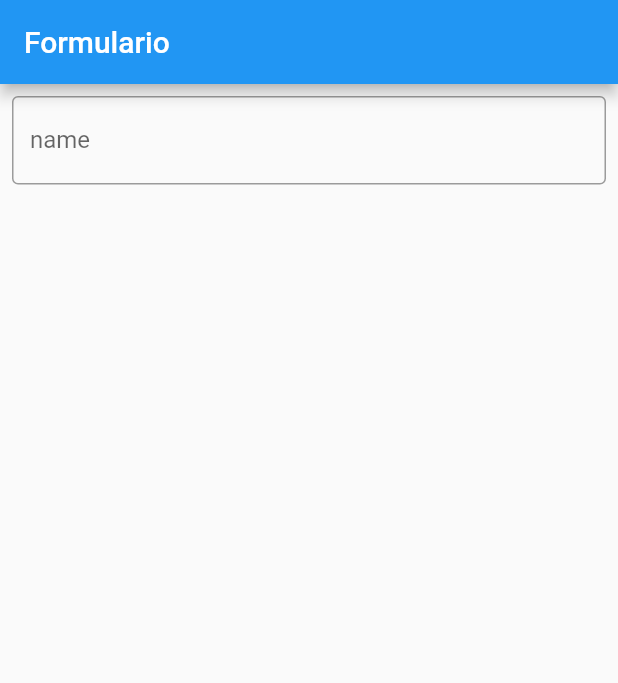
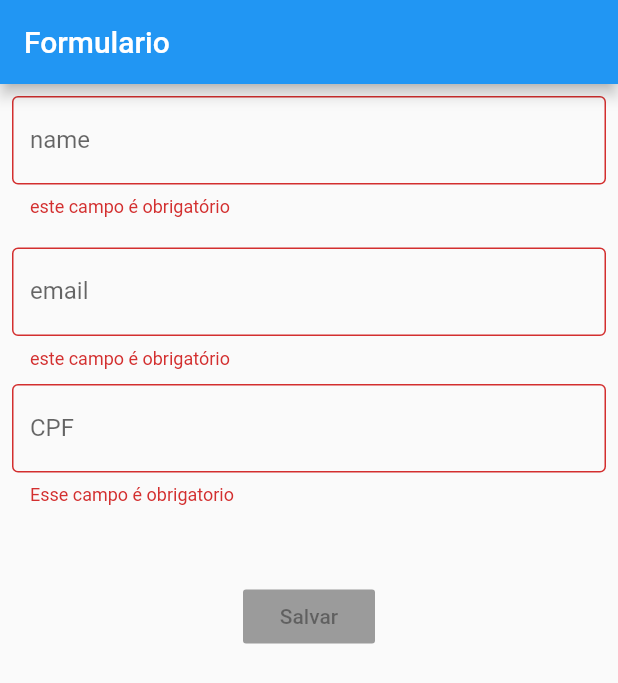
Before and after one commit to caiomitsuo/flutter, a Flutter app: the screen it shows after launch, on a phone screen of 412 x 824 dp. Shown: the top 683 px of the screen. Run offline on Flutter 3.47's test engine with Material 2 defaults, Android fonts, the phone set to English and light mode, and no system bars; our stand-ins replace email_validator, flutter_mobx, mobx; generated files the repository leaves out were written again.

Commit message:
Formulario Finalizado e Testado

```diff
--- a/formulario/lib/controller.dart
+++ b/formulario/lib/controller.dart
@@ -7,7 +7,39 @@ part 'controller.g.dart';
 class Controller = _ControllerBase with _$Controller;
 
 abstract class _ControllerBase with Store {
+  var client = Client();
 
-var client = Client();
+  @computed
+  bool get isValid{
+    return validateName() == null && validateEmail() == null && validateCpf() == null;
+  }
+  String validateName(){
+    if(client.name == null || client.name.isEmpty){
+      return "este campo é obrigatório";
+    }else if (client.name.length <3){
+      return  "Seu nome precisa ter mais que 3 caracteres";
+    }
+
+    return null;
+  }
+
+  String validateEmail(){
+    if(client.email == null || client.email.isEmpty){
+      return "este campo é obrigatório";
+    }else if (!client.email.contains("@")){
+      return  "esse email não é valido";
+    }
+
+    return null;
+  }
+
+  String validateCpf(){
+    if(client.cpf == null || client.cpf.isEmpty){
+      return "Esse campo é obrigatorio";
+    }else if (client.cpf.length < 11){
+      return "Seu cpf está invalido";
+    }
+    return  null;
+  }
 
 }
--- a/formulario/lib/home.dart
+++ b/formulario/lib/home.dart
@@ -12,8 +12,9 @@ class _HomePageState extends State<HomePage> {
 
   final controller = Controller();
 
-  _textField({String labelText,onChanged, String Function () errorText}){
+  _textField({String labelText, onChanged, String Function() errorText}){
     return TextField(
+      onChanged: onChanged,
       decoration: InputDecoration(
         border: OutlineInputBorder(),
         labelText: labelText,
@@ -26,6 +27,7 @@ class _HomePageState extends State<HomePage> {
   @override
   Widget build(BuildContext context) {
     return Scaffold(
+      resizeToAvoidBottomPadding: false,
       appBar: AppBar(
         title: Text('Formulario'),
       ),
@@ -36,10 +38,47 @@ class _HomePageState extends State<HomePage> {
             Observer(
               builder: (_){
                 return _textField(
+                  errorText: controller.validateName,
                   labelText: "name",
-                  onChanged: controller.client.changeName);
+                  onChanged: controller.client.changeName,
+                  );
               },
             ),
+            SizedBox(
+              height: 20,
+            ),
+            Observer(
+              builder: (_){
+                return _textField(
+                  errorText: controller.validateEmail,
+                  labelText: "email",
+                  onChanged: controller.client.changeEmail,
+                );
+              },
+            ),
+            SizedBox(
+              height: 10,
+            ),
+            Observer(
+              builder: (_){
+                return _textField(
+                  errorText: controller.validateCpf,
+                  labelText: "CPF",
+                  onChanged: controller.client.changeCpf,
+                );
+              },
+            ),
+            SizedBox(
+              height: 50,
+            ),
+            Observer(
+              builder: (_){
+                return RaisedButton(
+                  onPressed: controller.isValid ? () {} :  null,
+                  child: Text("Salvar"),
+                );
+              },
+            )
           ],
         ),
       ),
```
Also changed, not shown: formulario/lib/controller.g.dart.
